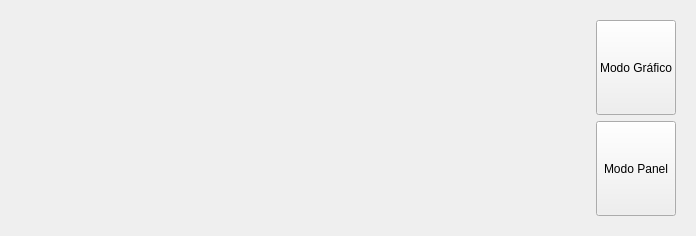
First picture: the form in designer/monitor.ui, repository Kammann123/sae_fend, before the edit.
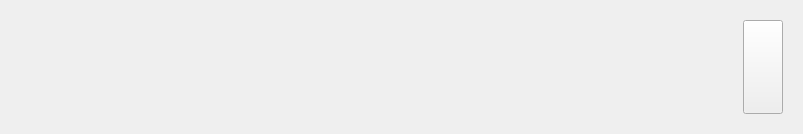
Second picture: the form after the edit. Custom widgets are drawn as their Qt base class.

Commit message: ToggleButton created

```diff
--- a/designer/monitor.ui
+++ b/designer/monitor.ui
@@ -6,8 +6,8 @@
    <rect>
     <x>0</x>
     <y>0</y>
-    <width>696</width>
-    <height>236</height>
+    <width>803</width>
+    <height>134</height>
    </rect>
   </property>
   <property name="windowTitle">
@@ -35,27 +35,20 @@
       <item>
        <layout class="QVBoxLayout" name="verticalLayout_2">
         <item>
-         <widget class="QPushButton" name="graphic_button">
+         <widget class="ToggleButton" name="toggle_button">
           <property name="sizePolicy">
            <sizepolicy hsizetype="Minimum" vsizetype="Minimum">
             <horstretch>0</horstretch>
             <verstretch>0</verstretch>
            </sizepolicy>
           </property>
-          <property name="text">
-           <string>Modo Gráfico</string>
+          <property name="toolTip">
+           <string>Click and drag here</string>
           </property>
-         </widget>
-        </item>
-        <item>
-         <widget class="QPushButton" name="panel_button">
-          <property name="sizePolicy">
-           <sizepolicy hsizetype="Minimum" vsizetype="Minimum">
-            <horstretch>0</horstretch>
-            <verstretch>0</verstretch>
-           </sizepolicy>
+          <property name="whatsThis">
+           <string>Toggle Button Widget.  </string>
           </property>
-          <property name="text">
+          <property name="primary_text" stdset="0">
            <string>Modo Panel</string>
           </property>
          </widget>
@@ -67,6 +60,13 @@
    </item>
   </layout>
  </widget>
+ <customwidgets>
+  <customwidget>
+   <class>ToggleButton</class>
+   <extends>QPushButton</extends>
+   <header>src/widgets/togglebutton</header>
+  </customwidget>
+ </customwidgets>
  <resources/>
  <connections/>
 </ui>
```
Left out of the diff: 3 changed lines with no effect on the pictures. The commit also changes 4 other files.
